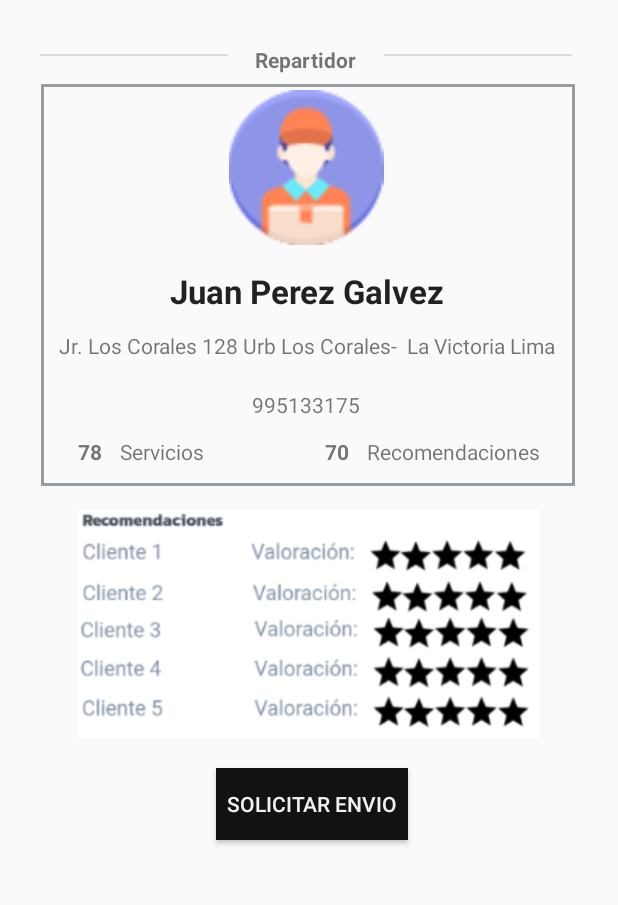
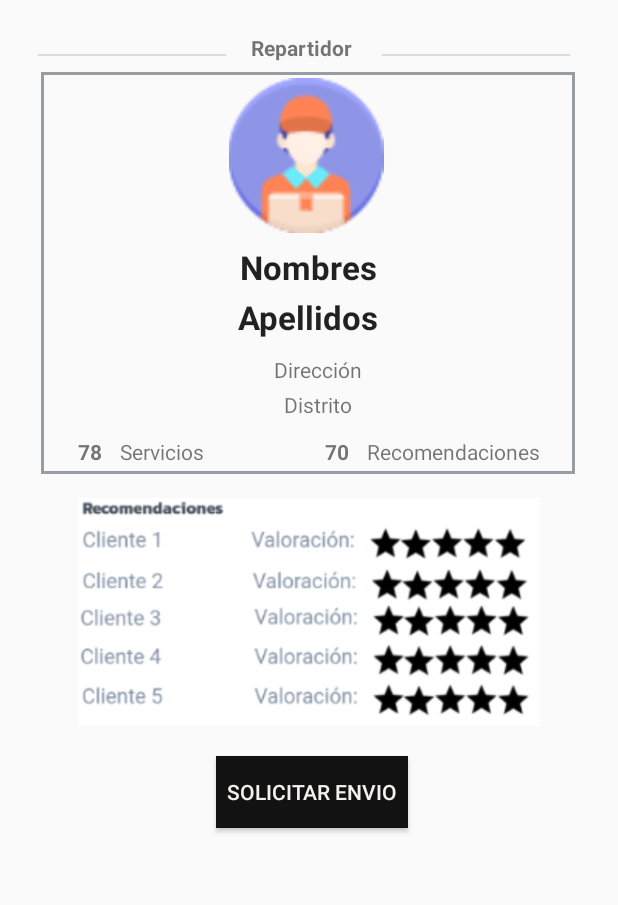
Before and after one commit to CarlosCarbonel/TF_GRUPO03_MicroDelivery, an Android app: the Perfil_Repartidor screen opened directly, with no data from a screen before it, on a phone screen of 412 x 824 dp, the part 240-1145 px from its top. Run offline under Robolectric (Android 15) with nearby library versions, the phone set to English and light mode, and no system bars.

Commit message:
Lista de usuarios creados Agregar usuarios predefinidos en BD Utilización de cada fila de repartidor como boton para ir a su hoja detalle Ingreso a pantalla detalle de repartidor Boton con popup para simular llamada

```diff
--- a/app/src/main/java/com/upc/tf_grupo03_microdelivery/Perfil_Repartidor.kt
+++ b/app/src/main/java/com/upc/tf_grupo03_microdelivery/Perfil_Repartidor.kt
@@ -2,10 +2,31 @@ package com.upc.tf_grupo03_microdelivery
 
 import androidx.appcompat.app.AppCompatActivity
 import android.os.Bundle
+import android.widget.TextView
+import com.upc.tf_grupo03_microdelivery.dao.UsuariosDAO
 
 class Perfil_Repartidor : AppCompatActivity() {
+    private lateinit var usuariosDAO: UsuariosDAO
+
     override fun onCreate(savedInstanceState: Bundle?) {
         super.onCreate(savedInstanceState)
         setContentView(R.layout.activity_perfil_repartidor)
+        usuariosDAO = UsuariosDAO(this)
+
+        val usuarioId = intent.getIntExtra("EXTRA_USUARIO_ID", -1)
+
+        val usuario = usuariosDAO.obtenerUsuarioPorId(usuarioId)
+
+        if (usuario != null) {
+
+            findViewById<TextView>(R.id.nombreRepartidor).text = usuario.nombres
+            findViewById<TextView>(R.id.apellidoRepartidor).text = usuario.apellidos
+            findViewById<TextView>(R.id.direccionRepartidor).text = usuario.direccion
+            findViewById<TextView>(R.id.distritoRepartidor).text = usuario.distrito
+
+        } else {
+            // Manejar el caso en que el usuario no se encuentra
+        }
     }
+
 }
--- a/app/src/main/java/com/upc/tf_grupo03_microdelivery/dao/UsuariosDAO.kt
+++ b/app/src/main/java/com/upc/tf_grupo03_microdelivery/dao/UsuariosDAO.kt
@@ -11,7 +11,7 @@ class UsuariosDAO(context: Context) {
 
     private var sqliteDB: SqliteDB = SqliteDB(context)
 
-    fun registrarUsuario(usuario: Usuarios):String{
+    fun registrarUsuario(usuario: Usuarios): String {
 
         if (existeUsuario(usuario.dni)) {
             return "Usuario ya registrado"
@@ -49,86 +49,95 @@ class UsuariosDAO(context: Context) {
         return respuesta
     }
 
-    fun login(username: String, password:String):Usuarios{
+    fun login(username: String, password: String): Usuarios {
         var usuario = Usuarios()
         val db = sqliteDB.readableDatabase
-        val query = "SELECT * FROM usuarios where us_usuario='$username' and us_contrasena='$password'"
+        val query =
+            "SELECT * FROM usuarios where us_usuario='$username' and us_contrasena='$password'"
 
         val cursor: Cursor
 
         try {
-            cursor = db.rawQuery(query,null)
-            if (cursor.count>0){
+            cursor = db.rawQuery(query, null)
+            if (cursor.count > 0) {
                 cursor.moveToFirst()
-                do{
-                    val id:Int = cursor.getInt(cursor.getColumnIndexOrThrow("us_id"))
-                    val dni:String = cursor.getString(cursor.getColumnIndexOrThrow("us_dni"))
-                    val nombres:String = cursor.getString(cursor.getColumnIndexOrThrow("us_nombres"))
-                    val apellidos:String = cursor.getString(cursor.getColumnIndexOrThrow("us_apellidos"))
-                    val correo:String = cursor.getString(cursor.getColumnIndexOrThrow("us_correo"))
-                    val distrito:String = cursor.getString(cursor.getColumnIndexOrThrow("us_distrito"))
-                    val direccion:String = cursor.getString(cursor.getColumnIndexOrThrow("us_direccion"))
-                    val tipousaurio:Int = cursor.getInt(cursor.getColumnIndexOrThrow("tipous_id"))
+                do {
+                    val id: Int = cursor.getInt(cursor.getColumnIndexOrThrow("us_id"))
+                    val dni: String = cursor.getString(cursor.getColumnIndexOrThrow("us_dni"))
+                    val nombres: String =
+                        cursor.getString(cursor.getColumnIndexOrThrow("us_nombres"))
+                    val apellidos: String =
+                        cursor.getString(cursor.getColumnIndexOrThrow("us_apellidos"))
+                    val correo: String = cursor.getString(cursor.getColumnIndexOrThrow("us_correo"))
+                    val distrito: String =
+                        cursor.getString(cursor.getColumnIndexOrThrow("us_distrito"))
+                    val direccion: String =
+                        cursor.getString(cursor.getColumnIndexOrThrow("us_direccion"))
+                    val tipousaurio: Int = cursor.getInt(cursor.getColumnIndexOrThrow("tipous_id"))
 
-                    usuario.id=id
-                    usuario.dni=dni
-                    usuario.nombres=nombres
-                    usuario.apellidos=apellidos
-                    usuario.correo=correo
+                    usuario.id = id
+                    usuario.dni = dni
+                    usuario.nombres = nombres
+                    usuario.apellidos = apellidos
+                    usuario.correo = correo
                     usuario.distrito = distrito
-                    usuario.direccion=direccion
+                    usuario.direccion = direccion
                     usuario.tipoUsuario = tipousaurio
 
-                }while(cursor.moveToNext())
-            }else{
+                } while (cursor.moveToNext())
+            } else {
                 usuario.flgencontrado = false
             }
 
-        }catch (e:Exception){
+        } catch (e: Exception) {
             usuario.flgencontrado = false
             e.printStackTrace()
-        }finally {
+        } finally {
             db.close()
         }
         return usuario
     }
 
-    fun cargarUsuarios():ArrayList<Usuarios>{
-        val listaUsuarios:ArrayList<Usuarios> = ArrayList()
+    fun cargarUsuarios(): ArrayList<Usuarios> {
+        val listaUsuarios: ArrayList<Usuarios> = ArrayList()
         val query = "SELECT * FROM usuarios"
-        val db= sqliteDB.readableDatabase
-        val cursor:Cursor
+        val db = sqliteDB.readableDatabase
+        val cursor: Cursor
         try {
             cursor = db.rawQuery(query, null)
-            if (cursor.count>0){
+            if (cursor.count > 0) {
                 cursor.moveToFirst()
-                do{
-                    val id:Int = cursor.getInt(cursor.getColumnIndexOrThrow("us_id"))
-                    val dni:String = cursor.getString(cursor.getColumnIndexOrThrow("us_dni"))
-                    val nombres:String = cursor.getString(cursor.getColumnIndexOrThrow("us_nombres"))
-                    val apellidos:String = cursor.getString(cursor.getColumnIndexOrThrow("us_apellidos"))
-                    val correo:String = cursor.getString(cursor.getColumnIndexOrThrow("us_correo"))
-                    val distrito:String = cursor.getString(cursor.getColumnIndexOrThrow("us_distrito"))
-                    val direccion:String = cursor.getString(cursor.getColumnIndexOrThrow("us_direccion"))
-                    val tipousaurio:Int = cursor.getInt(cursor.getColumnIndexOrThrow("tipous_id"))
+                do {
+                    val id: Int = cursor.getInt(cursor.getColumnIndexOrThrow("us_id"))
+                    val dni: String = cursor.getString(cursor.getColumnIndexOrThrow("us_dni"))
+                    val nombres: String =
+                        cursor.getString(cursor.getColumnIndexOrThrow("us_nombres"))
+                    val apellidos: String =
+                        cursor.getString(cursor.getColumnIndexOrThrow("us_apellidos"))
+                    val correo: String = cursor.getString(cursor.getColumnIndexOrThrow("us_correo"))
+                    val distrito: String =
+                        cursor.getString(cursor.getColumnIndexOrThrow("us_distrito"))
+                    val direccion: String =
+                        cursor.getString(cursor.getColumnIndexOrThrow("us_direccion"))
+                    val tipousaurio: Int = cursor.getInt(cursor.getColumnIndexOrThrow("tipous_id"))
 
                     var usuario = Usuarios()
 
-                    usuario.id=id
-                    usuario.dni=dni
-                    usuario.nombres=nombres
-                    usuario.apellidos=apellidos
-                    usuario.correo=correo
+                    usuario.id = id
+                    usuario.dni = dni
+                    usuario.nombres = nombres
+                    usuario.apellidos = apellidos
+                    usuario.correo = correo
                     usuario.distrito = distrito
-                    usuario.direccion=direccion
+                    usuario.direccion = direccion
                     usuario.tipoUsuario = tipousaurio
 
                     listaUsuarios.add(usuario)
-                }while (cursor.moveToNext())
+                } while (cursor.moveToNext())
             }
-        }catch (e:Exception){
+        } catch (e: Exception) {
 
-        }finally {
+        } finally {
             db.close()
         }
         return listaUsuarios
@@ -137,10 +146,10 @@ class UsuariosDAO(context: Context) {
     fun existeUsuario(dni: String): Boolean {
         val db = sqliteDB.readableDatabase
         val cursor = db.query(
-            "usuarios", // Nombre de la tabla
-            arrayOf("us_dni"), // Columnas a retornar
-            "us_dni = ?", // Clausula WHERE
-            arrayOf(dni), // Valores para la clausula WHERE
+            "usuarios",
+            arrayOf("us_dni"),
+            "us_dni = ?",
+            arrayOf(dni),
             null, null, null
         )
 
@@ -149,4 +158,51 @@ class UsuariosDAO(context: Context) {
         return existe
     }
 
+    fun obtenerUsuarioPorId(id: Int): Usuarios? {
+        val db = sqliteDB.readableDatabase
+        val cursor = db.query(
+            "Usuarios",
+            null,
+            "us_id = ?",
+            arrayOf(id.toString()),
+            null, null, null
+        )
+
+        var usuario: Usuarios? = null
+        if (cursor.moveToFirst()) {
+            usuario = Usuarios().apply {
+                val idIndex = cursor.getColumnIndex("us_id")
+                if (idIndex != -1) this.id = cursor.getInt(idIndex)
+
+                val nombresIndex = cursor.getColumnIndex("us_nombres")
+                if (nombresIndex != -1) this.nombres = cursor.getString(nombresIndex)
+
+                val apellidosIndex = cursor.getColumnIndex("us_apellidos")
+                if (apellidosIndex != -1) this.apellidos = cursor.getString(apellidosIndex)
+
+                val usuarioIndex = cursor.getColumnIndex("us_usuario")
+                if (usuarioIndex != -1) this.usuario = cursor.getString(usuarioIndex)
+
+                val contrasenaIndex = cursor.getColumnIndex("us_contrasena")
+                if (contrasenaIndex != -1) this.contrasena = cursor.getString(contrasenaIndex)
+
+                val correoIndex = cursor.getColumnIndex("us_correo")
+                if (correoIndex != -1) this.correo = cursor.getString(correoIndex)
+
+                val distritoIndex = cursor.getColumnIndex("us_distrito")
+                if (distritoIndex != -1) this.distrito = cursor.getString(distritoIndex)
+
+                val direccionIndex = cursor.getColumnIndex("us_direccion")
+                if (direccionIndex != -1) this.direccion = cursor.getString(direccionIndex)
+
+                val tipoUsuarioIndex = cursor.getColumnIndex("us_tipoUsuario")
+                if (tipoUsuarioIndex != -1) this.tipoUsuario = cursor.getInt(tipoUsuarioIndex)
+                // Continuar con más campos si es necesario
             }
+        }
+
+        cursor.close()
+        return usuario
+    }
+
+}
--- a/app/src/main/res/layout/activity_perfil_repartidor.xml
+++ b/app/src/main/res/layout/activity_perfil_repartidor.xml
@@ -21,14 +21,15 @@
         android:id="@+id/Tipo"
         android:layout_width="98dp"
         android:layout_height="24dp"
-        android:layout_marginTop="28dp"
+        android:layout_marginTop="20dp"
         android:gravity="center"
         android:text="Repartidor"
         android:textStyle="bold"
         app:layout_constraintEnd_toEndOf="parent"
-        app:layout_constraintHorizontal_bias="0.492"
+        app:layout_constraintHorizontal_bias="0.485"
         app:layout_constraintStart_toStartOf="parent"
         app:layout_constraintTop_toBottomOf="@+id/imageView" />
+
     <View
         android:id="@+id/divider5"
         android:layout_width="125dp"
@@ -69,31 +70,55 @@
         android:layout_marginEnd="52dp"
         android:text="Recomendaciones"
         app:layout_constraintEnd_toEndOf="parent"
-        app:layout_constraintTop_toBottomOf="@+id/textView17" />
+        app:layout_constraintTop_toBottomOf="@+id/distritoRepartidor" />
 
     <TextView
         android:id="@+id/nombreRepartidor"
         android:layout_width="wrap_content"
         android:layout_height="wrap_content"
-        android:layout_marginTop="16dp"
-        android:text="Juan Perez Galvez"
+        android:layout_marginTop="8dp"
+        android:text="Nombres"
         android:textAppearance="@style/TextAppearance.AppCompat.Large"
         android:textStyle="bold"
         app:layout_constraintEnd_toEndOf="@+id/imageView10"
-        app:layout_constraintHorizontal_bias="0.497"
+        app:layout_constraintHorizontal_bias="0.502"
         app:layout_constraintStart_toStartOf="@+id/imageView10"
         app:layout_constraintTop_toBottomOf="@+id/imageView12" />
 
     <TextView
-        android:id="@+id/textView17"
+        android:id="@+id/apellidoRepartidor"
         android:layout_width="wrap_content"
         android:layout_height="wrap_content"
-        android:layout_marginTop="20dp"
-        android:text="995133175"
-        app:layout_constraintEnd_toEndOf="@+id/textView16"
-        app:layout_constraintHorizontal_bias="0.498"
-        app:layout_constraintStart_toStartOf="@+id/textView16"
-        app:layout_constraintTop_toBottomOf="@+id/textView16" />
+        android:layout_marginTop="4dp"
+        android:text="Apellidos"
+        android:textAppearance="@style/TextAppearance.AppCompat.Large"
+        android:textStyle="bold"
+        app:layout_constraintEnd_toEndOf="@+id/nombreRepartidor"
+        app:layout_constraintHorizontal_bias="0.509"
+        app:layout_constraintStart_toStartOf="@+id/nombreRepartidor"
+        app:layout_constraintTop_toBottomOf="@+id/nombreRepartidor" />
+
+    <TextView
+        android:id="@+id/direccionRepartidor"
+        android:layout_width="wrap_content"
+        android:layout_height="wrap_content"
+        android:layout_marginTop="44dp"
+        android:text="Dirección"
+        app:layout_constraintEnd_toEndOf="@+id/imageView10"
+        app:layout_constraintHorizontal_bias="0.523"
+        app:layout_constraintStart_toStartOf="@+id/imageView10"
+        app:layout_constraintTop_toBottomOf="@+id/nombreRepartidor" />
+
+    <TextView
+        android:id="@+id/distritoRepartidor"
+        android:layout_width="wrap_content"
+        android:layout_height="wrap_content"
+        android:layout_marginTop="4dp"
+        android:text="Distrito"
+        app:layout_constraintEnd_toEndOf="@+id/direccionRepartidor"
+        app:layout_constraintHorizontal_bias="0.51"
+        app:layout_constraintStart_toStartOf="@+id/direccionRepartidor"
+        app:layout_constraintTop_toBottomOf="@+id/direccionRepartidor" />
 
     <TextView
         android:id="@+id/textView22"
@@ -104,7 +129,7 @@
         android:text="70"
         android:textStyle="bold"
         app:layout_constraintEnd_toStartOf="@+id/textView20"
-        app:layout_constraintTop_toBottomOf="@+id/textView17" />
+        app:layout_constraintTop_toBottomOf="@+id/distritoRepartidor" />
 
     <TextView
         android:id="@+id/textView19"
@@ -114,18 +139,9 @@
         android:layout_marginTop="12dp"
         android:text="Servicios"
         app:layout_constraintStart_toEndOf="@+id/textView18"
-        app:layout_constraintTop_toBottomOf="@+id/textView17" />
+        app:layout_constraintTop_toBottomOf="@+id/distritoRepartidor" />
 
-    <TextView
-        android:id="@+id/textView16"
-        android:layout_width="wrap_content"
-        android:layout_height="wrap_content"
-        android:layout_marginTop="12dp"
-        android:text="Jr. Los Corales 128 Urb Los Corales-  La Victoria Lima"
-        app:layout_constraintEnd_toEndOf="@+id/imageView10"
-        app:layout_constraintHorizontal_bias="0.476"
-        app:layout_constraintStart_toStartOf="@+id/imageView10"
-        app:layout_constraintTop_toBottomOf="@+id/nombreRepartidor" />
+
 
     <ImageView
         android:id="@+id/imageView12"
@@ -147,7 +163,7 @@
         android:text="78"
         android:textStyle="bold"
         app:layout_constraintStart_toStartOf="parent"
-        app:layout_constraintTop_toBottomOf="@+id/textView17" />
+        app:layout_constraintTop_toBottomOf="@+id/distritoRepartidor" />
 
     <ImageView
         android:id="@+id/imageView18"
@@ -160,7 +176,7 @@
         app:srcCompat="@drawable/recomendaciones" />
 
     <Button
-        android:id="@+id/button2"
+        android:id="@+id/btnpopupllamada"
         android:layout_width="128dp"
         android:layout_height="48dp"
         android:layout_marginTop="20dp"
```
Also changed, not shown: app/src/main/AndroidManifest.xml (+16 -12 lines), app/src/main/java/com/upc/tf_grupo03_microdelivery/popupllamada.kt (added, +41 -0 lines), app/src/main/java/com/upc/tf_grupo03_microdelivery/util/ListaRepartidor.kt (+6 -1 lines), app/src/main/res/layout/activity_popupllamada.xml (added, +18 -0 lines). Lines whose indentation alone changed are shown as unchanged.
